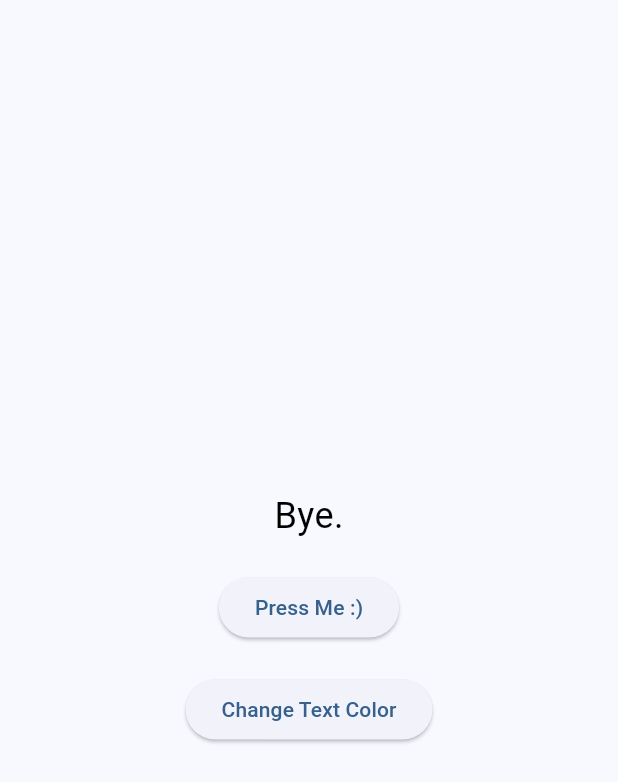
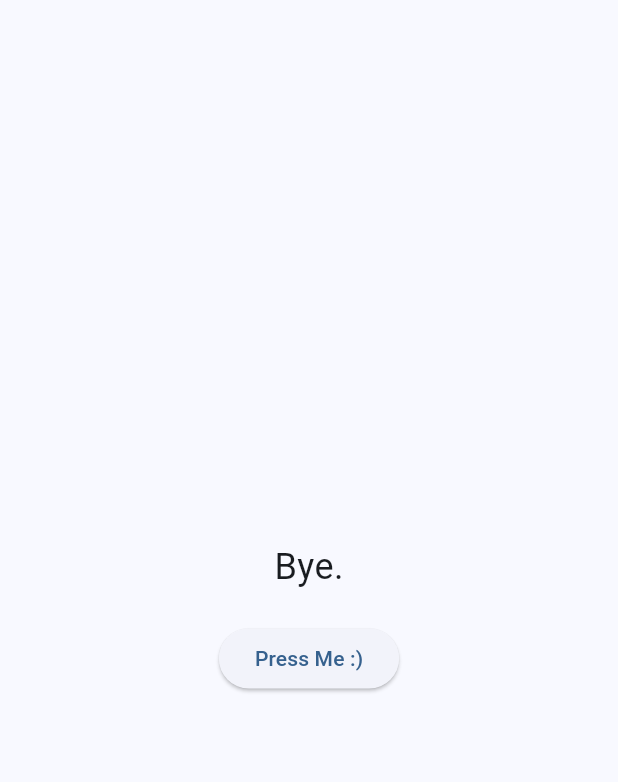
Before and after one commit to Riminux/mobapp1, a Flutter app: the screen it shows after launch, after a tap on "Press Me :)", on a phone screen of 412 x 824 dp. Shown: the top 782 px of the screen. Run offline on Flutter 3.47's test engine with Material 3 defaults, Android fonts, the phone set to English and light mode, and no system bars.

Commit message:
Revert "Change3"
This reverts commit 40199c5e3559a9800832b4456fe3f3a96010900a.

```diff
--- a/lib/main.dart
+++ b/lib/main.dart
@@ -29,7 +29,6 @@ class MyHomePage extends StatefulWidget {
 
 class _MyHomePageState extends State<MyHomePage> {
   String _displayText = 'Hi';
-  Color _textColor = Colors.black;
 
   @override
   Widget build(BuildContext context) {
@@ -40,9 +39,10 @@ class _MyHomePageState extends State<MyHomePage> {
           children: <Widget>[
             Text(
               _displayText,
-              style: TextStyle(fontSize: 24, color: _textColor),
+              style: const TextStyle(fontSize: 24),
             ),
             const SizedBox(height: 20),
+            // Button widget
             ElevatedButton(
               onPressed: () {
                 setState(() {
@@ -51,15 +51,6 @@ class _MyHomePageState extends State<MyHomePage> {
               },
               child: const Text('Press Me :)'),
             ),
-            const SizedBox(height: 20),
-            ElevatedButton(
-              onPressed: () {
-                setState(() {
-                  _textColor = _textColor == Colors.black ? Colors.red : Colors.black;
-                });
-              },
-              child: const Text('Change Text Color'),
-            ),
           ],
         ),
       ),
```
